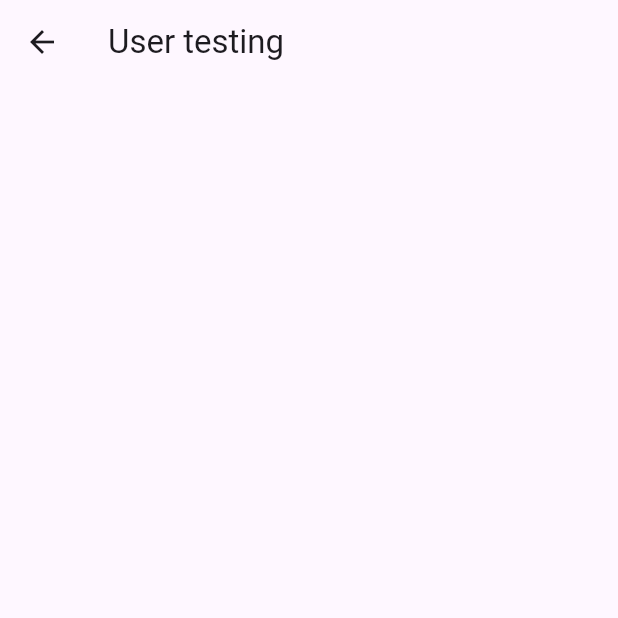
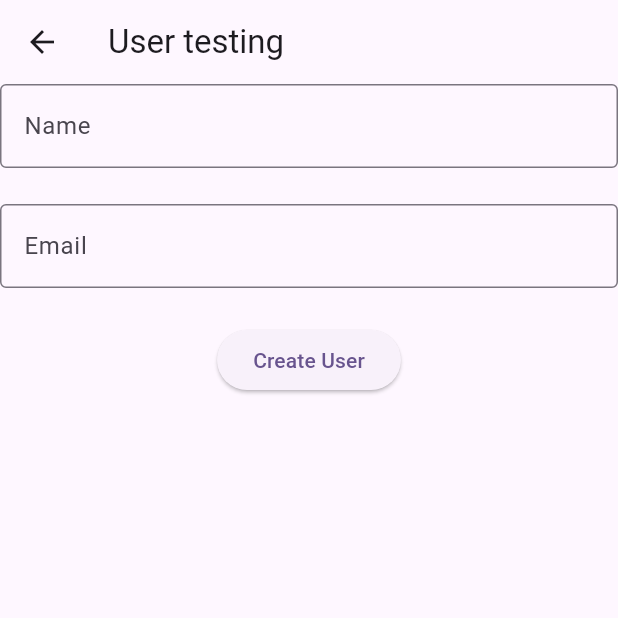
Before and after one commit to do-ko/waste_not, a Flutter app: the TestRoute screen opened directly, on a phone screen of 412 x 824 dp, the top half of it. Run offline on Flutter 3.47's test engine with Material 3 defaults, Android fonts, the phone set to English and light mode, and no system bars; our stand-ins replace cloud_firestore, firebase_core, flutter_riverpod, image_picker; missing offline and left inert: google_mlkit_text_recognition; accounts and stored records are empty.

Commit message:
input testing

```diff
--- a/lib/controllers/user.dart
+++ b/lib/controllers/user.dart
@@ -8,14 +8,15 @@ class UserController extends ChangeNotifier {
     return null;
   }
 
-  Future createUser({required String email, required String name}) async {
-    final docUser = FirebaseFirestore.instance.collection('users').doc();
-    final user = User(email: email, name: name);
+  static Future createUser({required String email, required String name}) async {
+    final docUser = FirebaseFirestore.instance.collection('Users').doc();
+
+    final user = User(id:docUser.id, email: email, name: name);
     final jsonUser = user.toJson();
     await docUser.set(jsonUser);
   }
 
-  static Stream<List<User>> readUsers() => FirebaseFirestore.instance.collection('users')
+  static Stream<List<User>> readUsers() => FirebaseFirestore.instance.collection('Users')
       .snapshots()
       .map((snapshot) => snapshot.docs.map((doc) => User.fromMap(doc.data())).toList());
 }
--- a/lib/models/user.dart
+++ b/lib/models/user.dart
@@ -1,8 +1,10 @@
 class User {
+  String id;
   String email;
   String name;
 
   User({
+    this.id = '',
     required this.email,
     required this.name
   });
@@ -10,6 +12,7 @@ class User {
   // Convert a User instance to a json
   Map<String, dynamic> toJson() {
     return {
+      'id': id,
       'email': email,
       'name': name,
     };
@@ -18,6 +21,7 @@ class User {
   // Construct a User from a json
   factory User.fromMap(Map<String, dynamic> map) {
     return User(
+      id: map['id'],
       email: map['email'],
       name: map['name'],
     );
--- a/lib/views/home.dart
+++ b/lib/views/home.dart
@@ -67,25 +67,53 @@ class _HomeViewState extends State<HomeView> {
 }
 
 class TestRoute extends StatelessWidget {
-  const TestRoute({super.key});
+  TestRoute({super.key});
+
+  final nameTextController = TextEditingController();
+  final emailTextController = TextEditingController();
 
   @override
   Widget build(BuildContext context) {
-    // TODO: implement build
     return Scaffold(
         appBar: AppBar(title: const Text('User testing')),
-        body: StreamBuilder<List<User>>(
+        body: SingleChildScrollView(child: Column(children: [
+          StreamBuilder<List<User>>(
               stream: UserController.readUsers(),
               builder: (context, snapshot) {
                 if (snapshot.hasError) {
                   return Text('something went wrong ${snapshot.error}');
                 } else if (snapshot.hasData) {
                   final users = snapshot.data!;
-                return ListView(
+                  return Column(
                       children: users.map((e) => Text(e.email)).toList());
                 } else {
                   return const Center(child: CircularProgressIndicator());
                 }
-            }));
+              }),
+          Column(
+            children: [
+              TextField(
+                  controller: nameTextController,
+                  decoration: const InputDecoration(
+                      border: OutlineInputBorder(),
+                      labelText: 'Name'
+                  )
+              ),
+              const SizedBox(height: 24),
+              TextField(
+                  controller: emailTextController,
+                  decoration: const InputDecoration(
+                      border: OutlineInputBorder(),
+                      labelText: 'Email'
+                  )
+              ),
+              const SizedBox(height: 24),
+              ElevatedButton(onPressed: () {
+                  UserController.createUser(email: emailTextController.text, name: nameTextController.text);
+              }, child: const Text("Create User"))
+            ],
+          )
+        ]))
+    );
   }
 }
```
Lines whose indentation alone changed are shown as unchanged.
